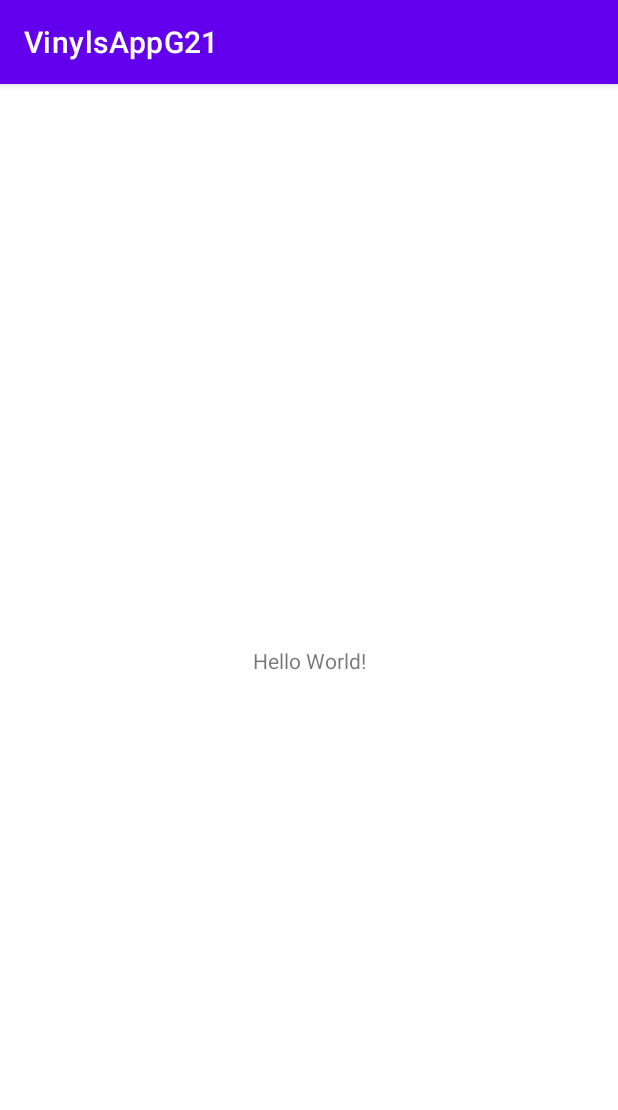
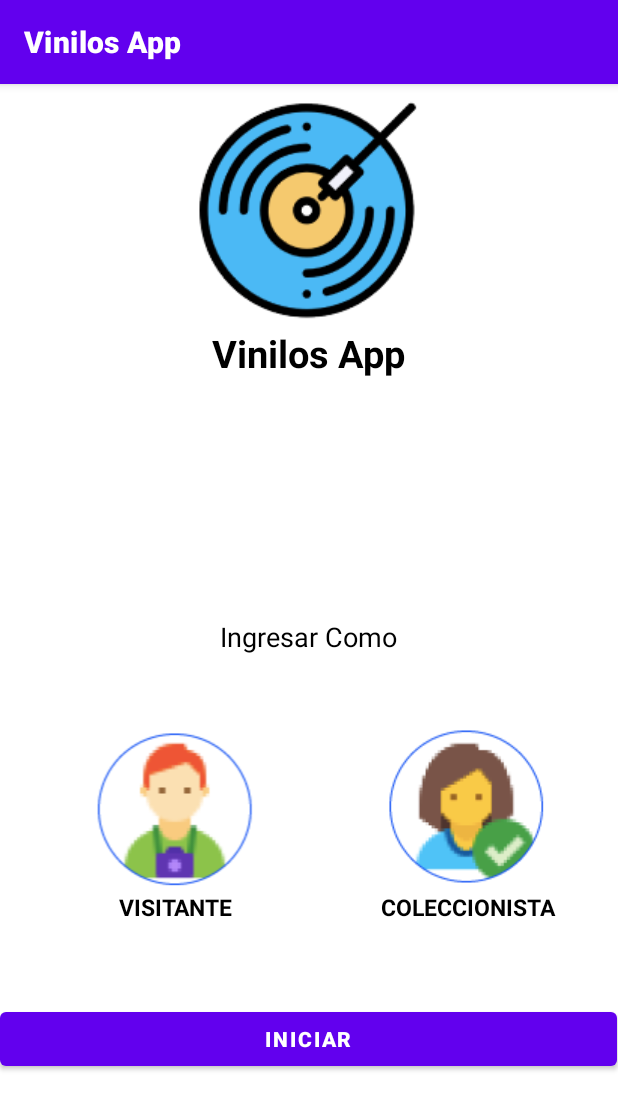
Before and after one commit to jgutierrez9891/vinilosMobile, an Android app: the screen it shows after launch (MainActivity), on a phone screen of 412 x 824 dp. Shown: the top 1110 px of the screen. Run offline under Robolectric (Android 15) with nearby library versions, the phone set to English and light mode, and no system bars.

Commit message:
Se crea el diseño para la HU09

```diff
--- a/app/src/main/res/layout/activity_main.xml
+++ b/app/src/main/res/layout/activity_main.xml
@@ -6,13 +6,116 @@
     android:layout_height="match_parent"
     tools:context=".MainActivity">
 
-    <TextView
-        android:layout_width="wrap_content"
-        android:layout_height="wrap_content"
-        android:text="Hello World!"
-        app:layout_constraintBottom_toBottomOf="parent"
-        app:layout_constraintEnd_toEndOf="parent"
-        app:layout_constraintStart_toStartOf="parent"
-        app:layout_constraintTop_toTopOf="parent" />
+    <TableLayout
+        android:layout_width="match_parent"
+        android:layout_height="match_parent"
+        android:stretchColumns="1">
+        <TableRow
+            android:gravity="center">
+            <ImageView
+                android:layout_width="wrap_content"
+                android:layout_height="wrap_content"
+                android:src="@drawable/ic_vinilos" />
+        </TableRow>
+        <TableRow android:gravity="center">
+            <TextView
+                android:gravity="center"
+                android:textColor="#000000"
+                android:id="@+id/text_title"
+                android:layout_width="228dp"
+                android:layout_height="match_parent"
+                android:text="@string/app_name"
+                android:textSize="25dp" />
+
+        </TableRow>
+        <TableRow
+            android:gravity="center">
+            <ImageView
+                android:layout_width="wrap_content"
+                android:layout_height="wrap_content"
+                android:src="@drawable/white_space" />
+        </TableRow>
+        <TableRow android:gravity="center">
+            <TextView
+                android:id="@+id/text_body"
+                android:layout_width="411dp"
+                android:layout_height="match_parent"
+                android:gravity="center"
+                android:text="@string/body_landing"
+                android:textColor="#000000"
+                android:textSize="18dp" />
+
+        </TableRow>
+        <TableRow
+            android:gravity="center">
+
+            <ImageView
+                android:layout_width="wrap_content"
+                android:layout_height="45dp"
+                android:src="@drawable/white_space" />
+        </TableRow>
+
+        <TableRow
+            android:layout_height="wrap_content"
+            android:gravity="center">
+
+            <TableLayout
+                android:layout_width="match_parent"
+                android:layout_height="match_parent"
+                android:stretchColumns="2">
+
+                <TableRow android:gravity="center">
+
+                    <ImageView
+                        android:layout_width="211dp"
+                        android:layout_height="wrap_content"
+                        android:src="@drawable/ic_visitantes" />
+
+                    <ImageView
+                        android:layout_width="177dp"
+                        android:layout_height="wrap_content"
+                        android:src="@drawable/ic_coleccionistas" />
+                </TableRow>
+
+                <TableRow android:gravity="center">
+
+                    <TextView
+                        android:id="@+id/visitor"
+                        android:layout_width="170dp"
+                        android:layout_height="match_parent"
+                        android:gravity="center"
+                        android:text="@string/visitor"
+                        android:textColor="#000000"
+                        android:textSize="15dp" />
+
+                    <TextView
+                        android:id="@+id/colector"
+                        android:layout_width="170dp"
+                        android:layout_height="match_parent"
+                        android:gravity="center"
+                        android:text="@string/collector"
+                        android:textColor="#000000"
+                        android:textSize="15dp" />
+                </TableRow>
+
+            </TableLayout>
+
+        </TableRow>
+        <TableRow
+            android:gravity="center">
+
+            <ImageView
+                android:layout_width="wrap_content"
+                android:layout_height="53dp"
+                android:src="@drawable/white_space" />
+        </TableRow>
+        <TableRow android:gravity="center">
+
+            <Button
+                android:layout_width="350dp"
+                android:layout_height="wrap_content"
+                android:text="@string/button_iniciar" />
+        </TableRow>
+    </TableLayout>
 
 </androidx.constraintlayout.widget.ConstraintLayout>
--- a/app/src/main/res/values/strings.xml
+++ b/app/src/main/res/values/strings.xml
@@ -1,3 +1,7 @@
 <resources>
-    <string name="app_name">VinylsAppG21</string>
+    <string name="app_name"><b>Vinilos App</b></string>
+    <string name="body_landing">Ingresar Como</string>
+    <string name="visitor"><b>VISITANTE</b></string>
+    <string name="collector"><b>COLECCIONISTA</b></string>
+    <string name="button_iniciar"><b>Iniciar</b></string>
 </resources>
```
Also changed, not shown: app/src/main/res/drawable/ic_coleccionistas.PNG (added), app/src/main/res/drawable/ic_vinilos.PNG (added), app/src/main/res/drawable/ic_visitantes.PNG (added), app/src/main/res/drawable/white_space.PNG (added).
